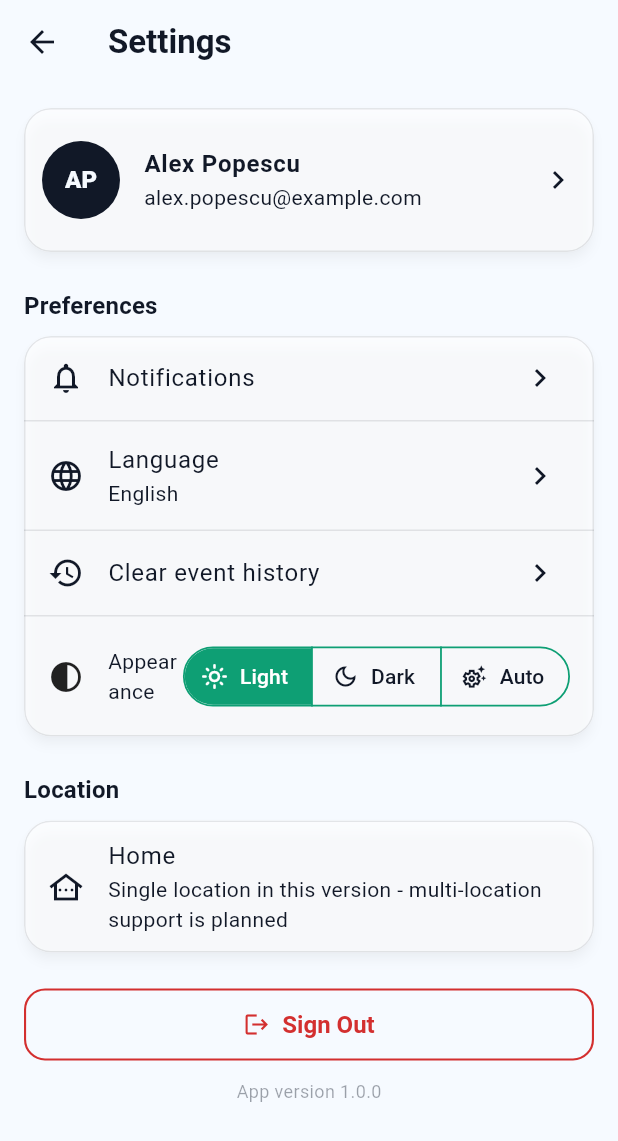
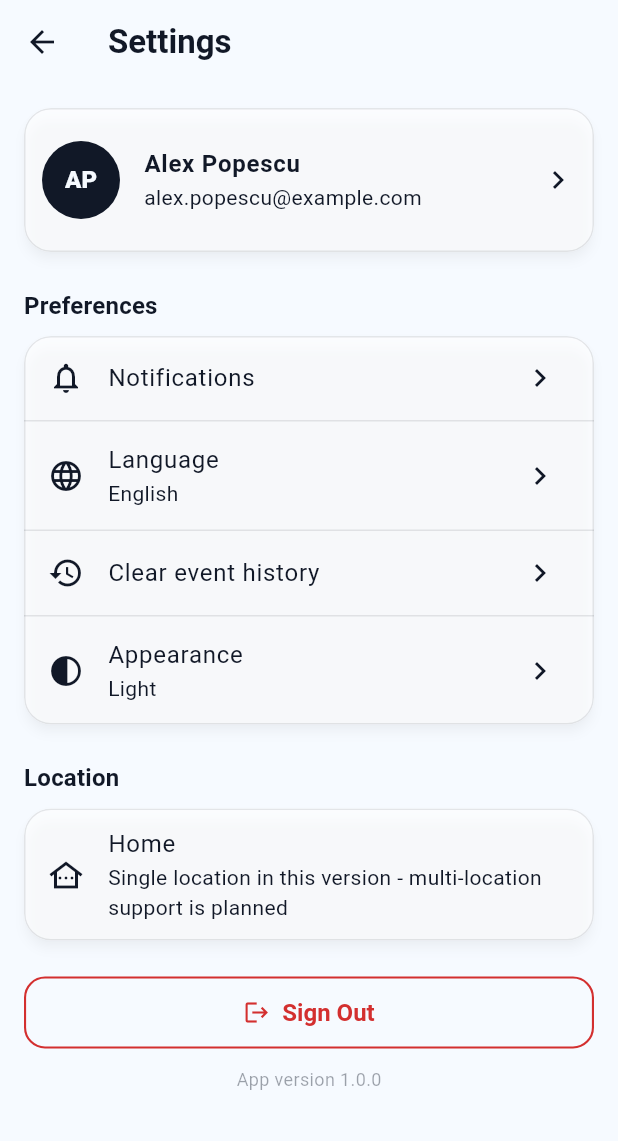
Before and after one commit to patel0320/module_app_flutter, a Flutter app: the SettingsScreen screen opened directly, on a phone screen of 412 x 824 dp. Shown: the top 1141 px of the screen. Run offline on Flutter 3.47's test engine with Material 3 defaults, Android fonts, the phone set to English and light mode, and no system bars; our stand-ins replace flutter_riverpod, shared_preferences; missing offline and left inert: mqtt_client; accounts and stored records are empty; generated files the repository leaves out were written again.

Commit message:
settings appearance addition

```diff
--- a/lib/l10n/app_en.arb
+++ b/lib/l10n/app_en.arb
@@ -47,6 +47,7 @@
   "settingsLight": "Light",
   "settingsDark": "Dark",
   "settingsAuto": "Auto",
+  "settingsTheme": "Theme",
   "settingsSignOut": "Sign Out",
   "settingsSignOutDialog": "Sign out",
   "settingsSignOutMsg": "You will need to sign in again to access your modules and scenarios.",
--- a/lib/l10n/app_ro.arb
+++ b/lib/l10n/app_ro.arb
@@ -47,6 +47,7 @@
   "settingsLight": "Luminos",
   "settingsDark": "Întunecat",
   "settingsAuto": "Auto",
+  "settingsTheme": "Temă",
   "settingsSignOut": "Deconectare",
   "settingsSignOutDialog": "Deconectare",
   "settingsSignOutMsg": "Va trebui să vă autentificați din nou pentru a accesa modulele și scenariile dvs.",
--- a/lib/main.dart
+++ b/lib/main.dart
@@ -11,6 +11,7 @@ import 'package:flutter_gen/gen_l10n/app_localizations.dart';
 
 import 'screens/account_screen.dart';
 import 'screens/add_module_screen.dart';
+import 'screens/appearance_settings_screen.dart';
 import 'screens/automations_screen.dart';
 import 'screens/configuration_screen.dart';
 import 'screens/event_history_screen.dart';
@@ -91,6 +92,7 @@ class AutomationApp extends StatelessWidget {
                 '/settings/account': (context) => const AccountScreen(),
                 '/settings/notifications': (context) => const NotificationsSettingsScreen(),
                 '/settings/language': (context) => const LanguageSettingsScreen(),
+                '/settings/appearance': (context) => const AppearanceSettingsScreen(),
               },
             );
               },
--- a/lib/screens/settings_screen.dart
+++ b/lib/screens/settings_screen.dart
@@ -9,6 +9,7 @@ import 'package:flutter_gen/gen_l10n/app_localizations.dart';
 import '../services/event_log_store.dart';
 import '../theme/app_theme.dart';
 import '../widgets/common_widgets.dart';
+import 'appearance_settings_screen.dart';
 
 class SettingsScreen extends StatelessWidget {
   const SettingsScreen({super.key});
@@ -94,27 +95,14 @@ class SettingsScreen extends StatelessWidget {
                   onTap: () => _clearEventHistory(context),
                 ),
                 const Divider(height: 1),
-                Padding(
-                  padding: const EdgeInsets.all(16),
-                  child: Row(
-                    children: [
-                      const Icon(Icons.contrast_outlined),
-                      const SizedBox(width: 16),
-                      Expanded(child: Text(l10n.settingsAppearance)),
-                      ValueListenableBuilder<ThemeMode>(
-                        valueListenable: themeModeNotifier,
-                        builder: (context, mode, _) => SegmentedButton<ThemeMode>(
-                          segments: [
-                            ButtonSegment(value: ThemeMode.light, icon: const Icon(Icons.light_mode_outlined), label: Text(l10n.settingsLight)),
-                            ButtonSegment(value: ThemeMode.dark, icon: const Icon(Icons.dark_mode_outlined), label: Text(l10n.settingsDark)),
-                            ButtonSegment(value: ThemeMode.system, icon: const Icon(Icons.settings_suggest_outlined), label: Text(l10n.settingsAuto)),
-                          ],
-                          selected: {mode},
-                          showSelectedIcon: false,
-                          onSelectionChanged: (s) => themeModeNotifier.value = s.first,
-                        ),
-                      ),
-                    ],
+                ValueListenableBuilder<ThemeMode>(
+                  valueListenable: themeModeNotifier,
+                  builder: (context, mode, _) => ListTile(
+                    leading: const Icon(Icons.contrast_outlined),
+                    title: Text(l10n.settingsAppearance),
+                    subtitle: Text(appearanceLabel(mode, l10n)),
+                    trailing: const Icon(Icons.chevron_right),
+                    onTap: () => Navigator.of(context).pushNamed('/settings/appearance'),
                   ),
                 ),
               ],
```
Also changed, not shown: lib/screens/appearance_settings_screen.dart (added, +73 -0 lines).
